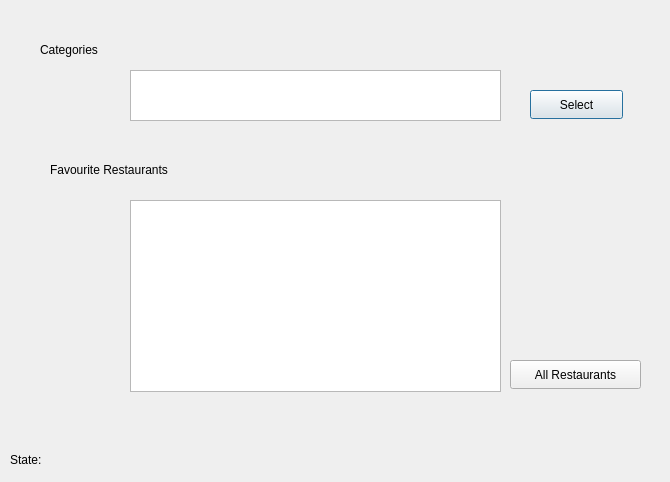
First picture: the form in secdialog.ui, repository Burak-Yavas/qt-cpp-project, before the edit.
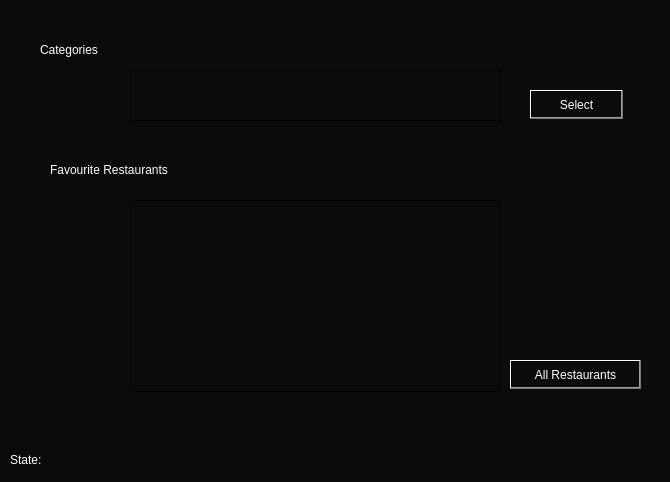
Second picture: the form after the edit. Icons and pictures are not drawn.

Patch:
```diff
--- a/secdialog.ui
+++ b/secdialog.ui
@@ -13,6 +13,12 @@
   <property name="windowTitle">
    <string>Dialog</string>
   </property>
+  <property name="styleSheet">
+   <string notr="true">color: rgb(255, 255, 255);
+font: 9pt &quot;Segoe UI&quot;;
+
+background-color: qlineargradient(spread:reflect, x1:0.095, y1:0.176, x2:0.391, y2:0.471318, stop:1 rgba(11, 11, 11, 248));</string>
+  </property>
   <widget class="QListView" name="listView">
    <property name="geometry">
     <rect>
```
